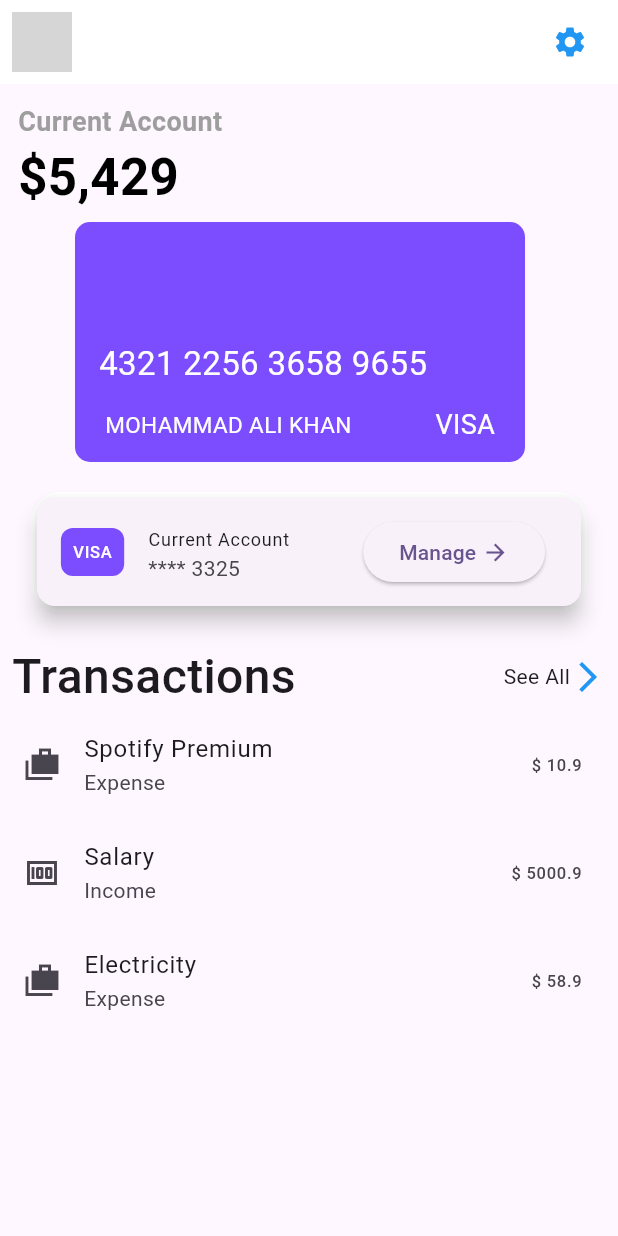
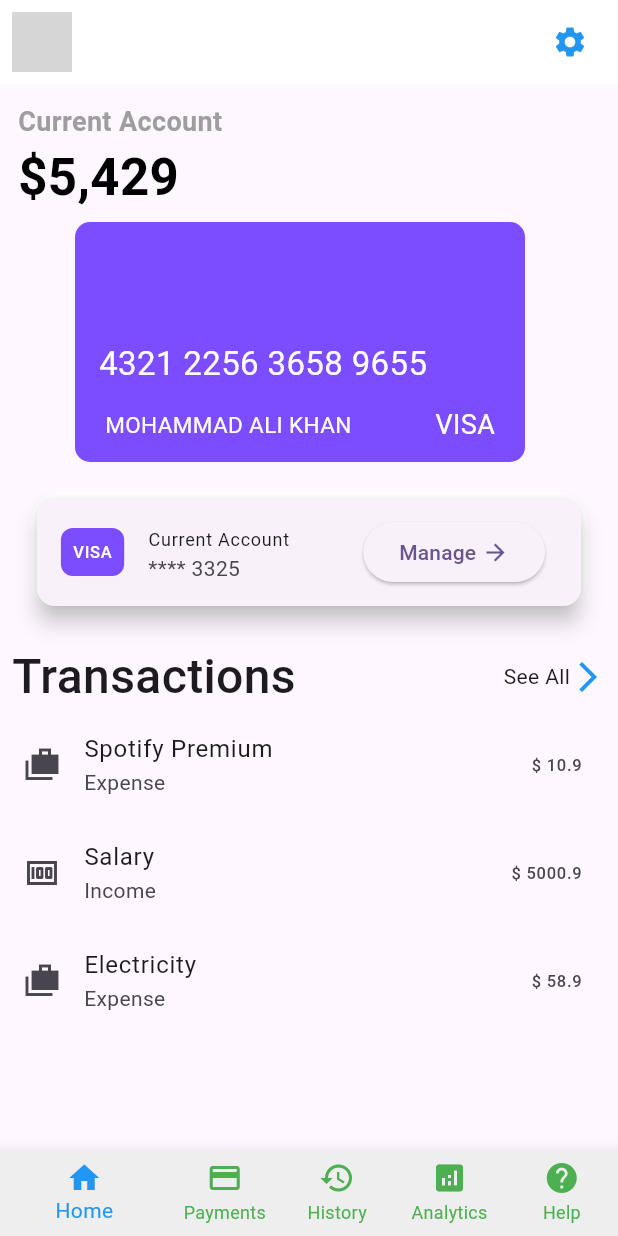
Before and after one commit to makgr/expense_app, a Flutter app: the screen it shows after launch, on a phone screen of 412 x 824 dp. Run offline on Flutter 3.47's test engine with Material 3 defaults, Android fonts, the phone set to English and light mode, and no system bars; network calls fail; grey boxes are pictures that could not be loaded.

Commit message:
bottom navigation bar

```diff
--- a/lib/main.dart
+++ b/lib/main.dart
@@ -1,3 +1,4 @@
+import 'package:expense_app/main_screen.dart';
 import 'package:expense_app/screens/home_screen.dart';
 import 'package:flutter/material.dart';
 
@@ -18,7 +19,8 @@ class MyApp extends StatelessWidget {
         colorScheme: ColorScheme.fromSeed(seedColor: Colors.deepPurple),
         useMaterial3: true,
       ),
-      home: const HomeScreen(),
+      // home: const HomeScreen(),
+      home: const MainScreen(),
     );
   }
 }
--- /dev/null
+++ b/lib/main_screen.dart
@@ -0,0 +1,57 @@
+import 'package:expense_app/screens/home_screen.dart';
+import 'package:expense_app/screens/widgets/analytics_screen.dart';
+import 'package:expense_app/screens/widgets/help_screen.dart';
+import 'package:expense_app/screens/widgets/history_screen.dart';
+import 'package:expense_app/screens/widgets/payment_screen.dart';
+import 'package:flutter/material.dart';
+
+class MainScreen extends StatefulWidget {
+  const MainScreen({super.key});
+
+  @override
+  State<MainScreen> createState() => _MainScreenState();
+}
+
+class _MainScreenState extends State<MainScreen> {
+  int _currentIndex = 0;
+
+  List<Widget> screens = const [
+    HomeScreen(),
+    PaymentScreen(),
+    HistoryScreen(),
+    AnalyticsScreen(),
+    HelpScreen()
+  ];
+
+  void changeIndex(int index) {
+    setState(() {
+      _currentIndex = index;
+    });
+  }
+
+  @override
+  Widget build(BuildContext context) {
+    return Scaffold(
+      body: screens.elementAt(_currentIndex),
+      bottomNavigationBar: BottomNavigationBar(
+        selectedItemColor: Colors.blue,
+        unselectedItemColor: Colors.green,
+        showUnselectedLabels: true,
+        unselectedLabelStyle: TextStyle(color: Colors.green),
+        items: [
+          BottomNavigationBarItem(
+              icon: Icon(Icons.home),
+              label: 'Home',
+              backgroundColor: Colors.grey.shade200),
+          BottomNavigationBarItem(icon: Icon(Icons.payment), label: 'Payments'),
+          BottomNavigationBarItem(icon: Icon(Icons.history), label: 'History'),
+          BottomNavigationBarItem(
+              icon: Icon(Icons.analytics), label: 'Analytics'),
+          BottomNavigationBarItem(icon: Icon(Icons.help), label: 'Help'),
+        ],
+        currentIndex: _currentIndex,
+        onTap: changeIndex,
+      ),
+    );
+  }
+}
```
Also changed, not shown: lib/screens/widgets/analytics_screen.dart (added, +14 -0 lines), lib/screens/widgets/help_screen.dart (added, +14 -0 lines), lib/screens/widgets/history_screen.dart (added, +14 -0 lines), lib/screens/widgets/payment_screen.dart (added, +14 -0 lines).
